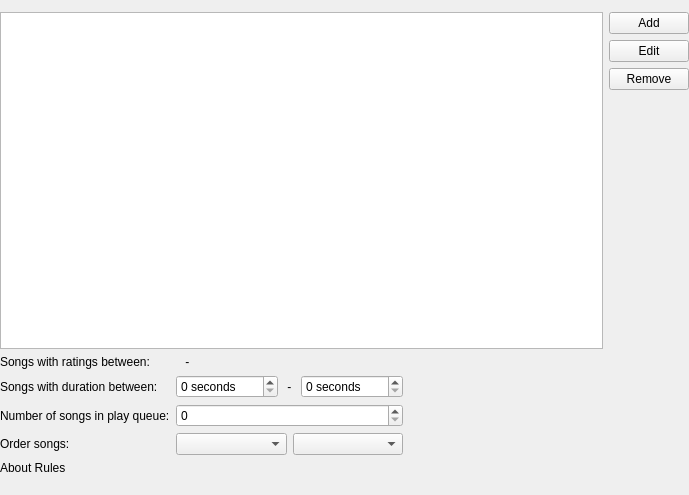
The window that playlists/playlistrules.ui (CDrummond/cantata) describes before a commit, drawn with Qt 5.
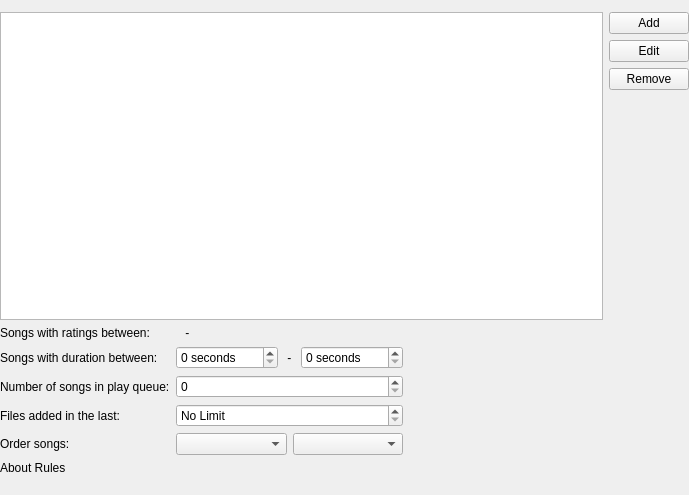
The same window after the commit. Custom widgets are drawn as their Qt base class.

The edit to the form file:
```diff
--- a/playlists/playlistrules.ui
+++ b/playlists/playlistrules.ui
@@ -210,13 +210,33 @@
         </widget>
        </item>
        <item row="3" column="0">
+        <widget class="QLabel" name="maxAgeLabel">
+         <property name="text">
+          <string>Files added in the last:</string>
+         </property>
+        </widget>
+      </item>
+      <item row="3" column="1">
+       <widget class="QSpinBox" name="maxAge">
+        <property name="singleStep">
+         <number>10</number>
+        </property>
+        <property name="suffix">
+         <string> days</string>
+        </property>
+        <property name="specialValueText">
+         <string>No Limit</string>
+        </property>
+       </widget>
+      </item>
+       <item row="4" column="0">
         <widget class="QLabel" name="orderLabel">
          <property name="text">
           <string>Order songs:</string>
          </property>
         </widget>
       </item>
-      <item row="3" column="1">
+      <item row="4" column="1">
       <layout class="QHBoxLayout" name="orderLayout">
        <item>
         <widget class="QComboBox" name="order"/>
```
